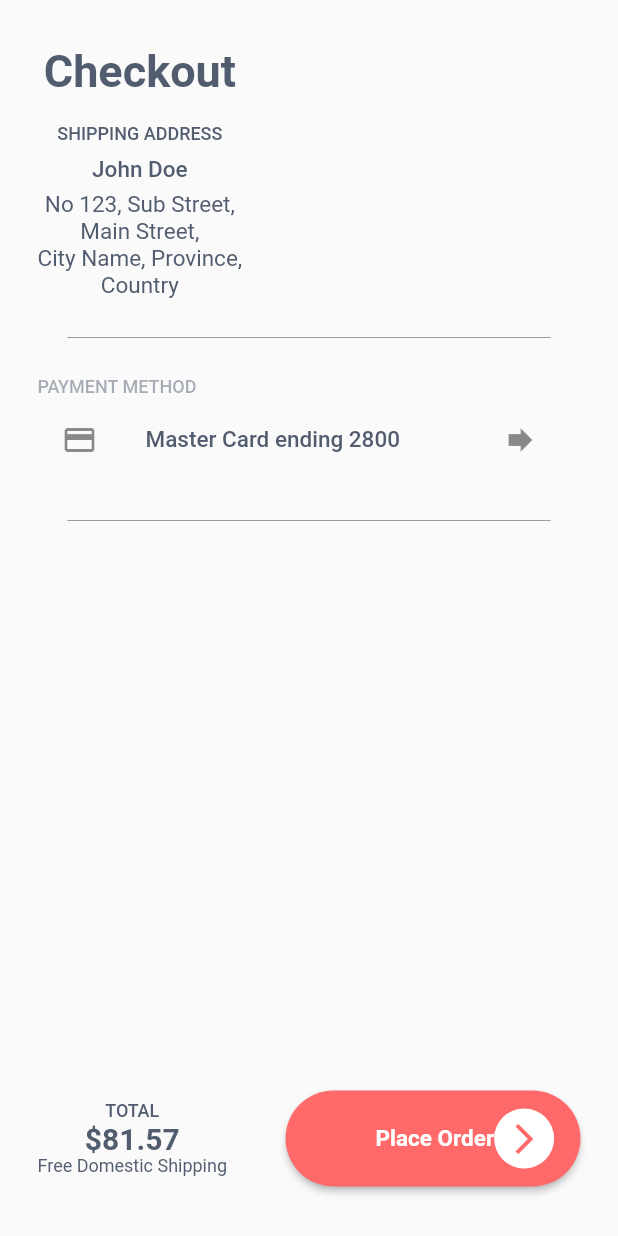
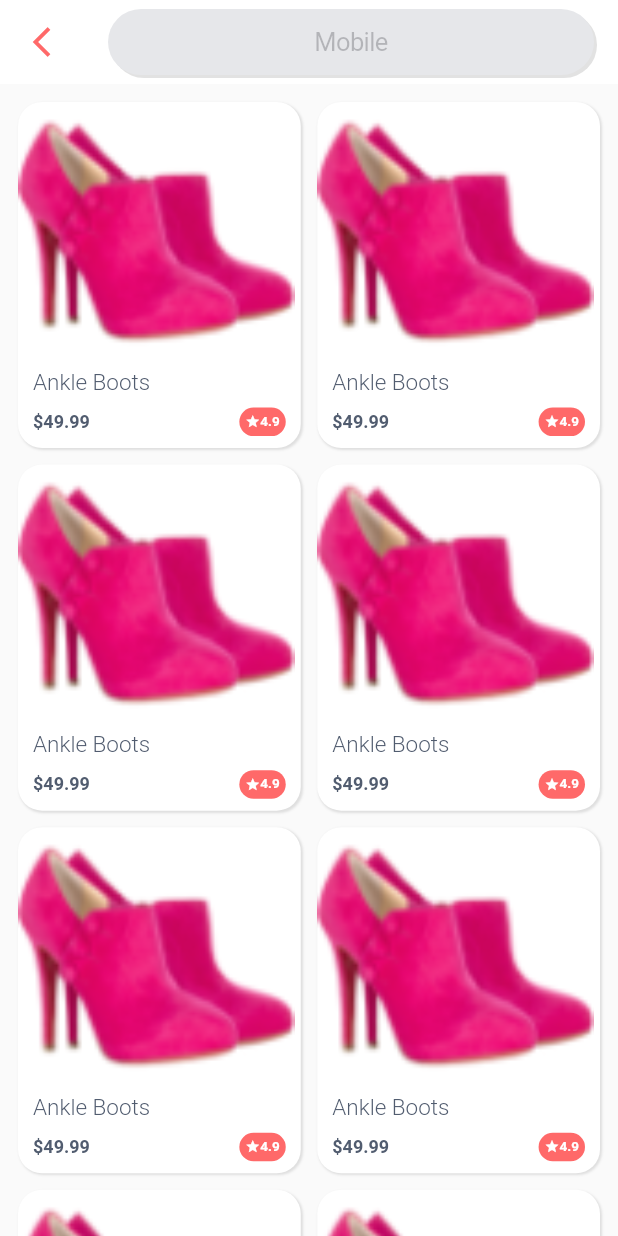
Before and after one commit to swilam202/shopify, a Flutter app: the screen it shows after launch, on a phone screen of 412 x 824 dp. Run offline on Flutter 3.47's test engine with Material 2 defaults, Android fonts, the phone set to English and light mode, and no system bars; our stand-ins replace carousel_slider, flutter_bloc.

Commit message:
result page

```diff
--- a/lib/core/styles/text styles.dart
+++ b/lib/core/styles/text styles.dart
@@ -38,7 +38,7 @@ abstract class TextStyles {
   static const style12Bold = TextStyle(
     fontSize: 12,
     fontWeight: FontWeight.bold,
-    color: StyleColor.whiteColor,
+    color: StyleColor.extraDarkColor,
   );
   static const style12Medium = TextStyle(
     fontSize: 12,
@@ -61,4 +61,9 @@ abstract class TextStyles {
     fontWeight: FontWeight.w500,
     color: StyleColor.extraDarkColor,
   );
+  static const style9Bold = TextStyle(
+    fontSize: 9,
+    fontWeight: FontWeight.bold,
+    color: StyleColor.whiteColor,
+  );
 }
--- a/lib/features/base feature/presentation/pages/base page.dart
+++ b/lib/features/base feature/presentation/pages/base page.dart
@@ -32,7 +32,7 @@ class _BasePageState extends State<BasePage> {
         items: const [
           BottomNavigationBarItem(icon: Icon(Icons.home),label: 'Home'),
           BottomNavigationBarItem(icon: Icon(Icons.search),label: 'Search'),
-           BottomNavigationBarItem(icon: Icon(Icons.shopping_cart),label: 'Cart'),
+          BottomNavigationBarItem(icon: Icon(Icons.shopping_cart),label: 'Cart'),
           BottomNavigationBarItem(icon: Icon(Icons.person),label: 'Profile'),
         ],
       ),
--- a/lib/features/cart feature/presentation/pages/checkout page.dart
+++ b/lib/features/cart feature/presentation/pages/checkout page.dart
@@ -21,7 +21,7 @@ class CheckoutPage extends StatelessWidget {
             children: [
               SizedBox(height: 30),
               CheckoutUserDataSection(),
-              SizedBox(height: 18),
+              SizedBox(height: 20),
               CustomDivider(),
               SizedBox(height: 18),
               CheckoutPaymentSection(),
--- a/lib/features/cart feature/presentation/widgets/checkout user data section.dart
+++ b/lib/features/cart feature/presentation/widgets/checkout user data section.dart
@@ -8,13 +8,14 @@ class CheckoutUserDataSection extends StatelessWidget {
   @override
   Widget build(BuildContext context) {
     return const Column(
+      crossAxisAlignment: CrossAxisAlignment.start,
       children: [
         Text('Checkout', style: TextStyles.style30Bold),
         SizedBox(height: 17),
         Text('SHIPPING ADDRESS', style: TextStyles.style12Medium),
+        SizedBox(height: 12),
+        Text('John Doe', style: TextStyles.style15Medium),
         SizedBox(height: 8),
-        Text('John Doe', style: TextStyles.style15Medium),
-        SizedBox(height: 5),
         Text('No 123, Sub Street,', style: TextStyles.style15Regular),
         Text('Main Street,', style: TextStyles.style15Regular),
         Text('City Name, Province,', style: TextStyles.style15Regular),
--- /dev/null
+++ b/lib/features/search feature/presentation/pages/result page.dart
@@ -0,0 +1,30 @@
+import 'package:flutter/cupertino.dart';
+import 'package:flutter/material.dart';
+import 'package:hhhhhhhh/core/styles/style%20colors.dart';
+import 'package:hhhhhhhh/core/widgets/custom%20text%20field.dart';
+
+import '../../../../core/styles/text styles.dart';
+import '../widgets/result page grid.dart';
+
+class ResultPage extends StatelessWidget {
+  const ResultPage({super.key});
+
+  @override
+  Widget build(BuildContext context) {
+    return Scaffold(
+      appBar: AppBar(
+        backgroundColor: StyleColor.whiteColor,
+        elevation: 0,
+        leading: IconButton(
+          onPressed: () {},
+          icon: const Icon(
+            Icons.arrow_back_ios_sharp,
+            color: StyleColor.orangeColor,
+          ),
+        ),
+        title: const CustomTextField(placeholder: 'Mobile'),
+      ),
+      body: const ResultPageGrid(),
+    );
+  }
+}
--- /dev/null
+++ b/lib/features/search feature/presentation/widgets/result page gird item.dart
@@ -0,0 +1,81 @@
+import 'package:flutter/material.dart';
+
+import '../../../../core/styles/style colors.dart';
+import '../../../../core/styles/text styles.dart';
+
+
+
+class ResultPageGridItem extends StatelessWidget {
+
+  const ResultPageGridItem({super.key});
+
+  @override
+  Widget build(BuildContext context) {
+    return  Container(
+          decoration: BoxDecoration(
+            color: StyleColor.whiteColor,
+            borderRadius: BorderRadius.circular(16),
+            boxShadow: [
+              BoxShadow(
+                color: Colors.grey.withOpacity(0.3),
+                blurRadius: 0.6,
+                offset: const Offset(1, 1),
+              ),
+            ],
+          ),
+          child: Column(
+            crossAxisAlignment: CrossAxisAlignment.start,
+            mainAxisAlignment: MainAxisAlignment.center,
+            children: [
+              Expanded(
+                child: Image.asset(
+                  'assets/images/test1.png',
+                  fit: BoxFit.fill,
+                ),
+              ),
+              const Padding(
+                padding: EdgeInsets.only(top: 8, bottom: 4, left: 10),
+                child: Text(
+                  'Ankle Boots',
+                  style: TextStyles.style15Light,
+                ),
+              ),
+              Padding(
+                padding: const EdgeInsets.only(top: 4, bottom: 8, left: 10),
+                child: Row(
+                  mainAxisAlignment: MainAxisAlignment.spaceBetween,
+                  children: [
+                    const Text(
+                      '\$49.99',
+                      style: TextStyles.style12Bold,
+                    ),
+                    Container(
+                      padding: const EdgeInsets.all(4),
+                      margin: const EdgeInsets.only(right: 10),
+                      decoration: BoxDecoration(
+                        color: StyleColor.orangeColor,
+                        borderRadius: BorderRadius.circular(16),
+                      ),
+                      child: const Row(
+                        children: [
+                          Icon(
+                            Icons.star,
+                            color: StyleColor.whiteColor,
+                            size: 10,
+                          ),
+                          Text(
+                            '4.9',
+                            style: TextStyles.style9Bold,
+                          ),
+                        ],
+                      ),
+                    ),
+                  ],
+                ),
+              ),
+            ],
+          ),
+        );
+
+  }
+}
--- /dev/null
+++ b/lib/features/search feature/presentation/widgets/result page grid.dart
@@ -0,0 +1,27 @@
+import 'package:flutter/material.dart';
+
+import 'result page gird item.dart';
+
+class ResultPageGrid extends StatelessWidget {
+  const ResultPageGrid({super.key});
+
+  @override
+  Widget build(BuildContext context) {
+    return GridView.builder(
+      shrinkWrap: true,
+      physics: const NeverScrollableScrollPhysics(),
+      itemCount: 24,
+      gridDelegate: SliverGridDelegateWithFixedCrossAxisCount(
+        crossAxisCount: 2,
+        childAspectRatio: 1,
+        crossAxisSpacing: 11,
+        mainAxisSpacing: 11,
+        mainAxisExtent: MediaQuery.of(context).size.height * 0.28,
+      ),
+      padding: const EdgeInsets.all(12),
+      itemBuilder: (context, index) {
+        return const ResultPageGridItem();
+      },
+    );
+  }
+}
--- a/lib/main.dart
+++ b/lib/main.dart
@@ -4,6 +4,7 @@ import 'package:flutter_bloc/flutter_bloc.dart';
 import 'features/auth feature/presenetaion/controller/auth cubit.dart';
 import 'features/base feature/presentation/pages/base page.dart';
 import 'features/cart feature/presentation/pages/checkout page.dart';
+import 'features/search feature/presentation/pages/result page.dart';
 
 void main() {
   runApp(const Shopify());
@@ -19,7 +20,7 @@ class Shopify extends StatelessWidget {
         BlocProvider(create: (context) => AuthCubit()),
       ],
       child: const MaterialApp(
-        home: CheckoutPage(),
+        home: ResultPage(),
       ),
     );
   }
```
Also changed, not shown: assets/images/photo.png (added).
